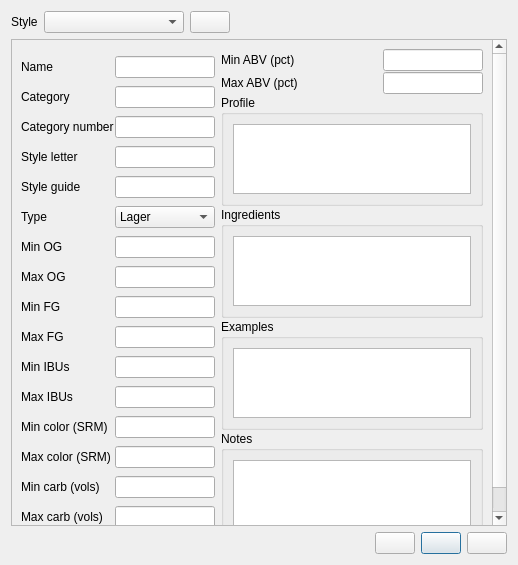
Brewtarget/brewtarget, file ui/styleEditor.ui: the form before one commit.
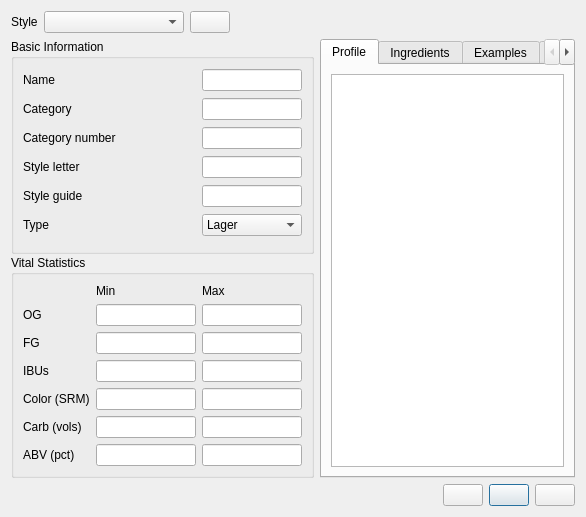
The form after the commit. Icons and pictures are not drawn.

Commit message: Compacted the style editor and recipe extras widgets.

The edit to the form file:
```diff
--- a/ui/styleEditor.ui
+++ b/ui/styleEditor.ui
@@ -6,10 +6,16 @@
    <rect>
     <x>0</x>
     <y>0</y>
-    <width>518</width>
-    <height>565</height>
+    <width>586</width>
+    <height>517</height>
    </rect>
   </property>
+  <property name="sizePolicy">
+   <sizepolicy hsizetype="Preferred" vsizetype="Minimum">
+    <horstretch>0</horstretch>
+    <verstretch>0</verstretch>
+   </sizepolicy>
+  </property>
   <property name="windowTitle">
    <string>Style Editor</string>
   </property>
@@ -69,21 +75,6 @@
     </layout>
    </item>
    <item>
-    <widget class="QScrollArea" name="scrollArea">
-     <property name="widgetResizable">
-      <bool>true</bool>
-     </property>
-     <widget class="QWidget" name="scrollAreaWidgetContents">
-      <property name="geometry">
-       <rect>
-        <x>0</x>
-        <y>0</y>
-        <width>486</width>
-        <height>503</height>
-       </rect>
-      </property>
-      <layout class="QVBoxLayout" name="verticalLayout_8">
-       <item>
         <layout class="QHBoxLayout" name="horizontalLayout_21">
          <item>
           <layout class="QVBoxLayout" name="verticalLayout_6">
@@ -91,8 +82,18 @@
             <number>1</number>
            </property>
            <item>
-            <layout class="QHBoxLayout" name="horizontalLayout_19">
-             <item>
+        <widget class="QGroupBox" name="groupBox_2">
+         <property name="sizePolicy">
+          <sizepolicy hsizetype="Preferred" vsizetype="Minimum">
+           <horstretch>0</horstretch>
+           <verstretch>0</verstretch>
+          </sizepolicy>
+         </property>
+         <property name="title">
+          <string>Basic Information</string>
+         </property>
+         <layout class="QGridLayout" name="gridLayout_2">
+          <item row="0" column="0">
               <widget class="QLabel" name="label_2">
                <property name="sizePolicy">
                 <sizepolicy hsizetype="Expanding" vsizetype="Preferred">
@@ -105,7 +106,7 @@
                </property>
               </widget>
              </item>
-             <item>
+          <item row="0" column="1">
               <widget class="QLineEdit" name="lineEdit_name">
                <property name="sizePolicy">
                 <sizepolicy hsizetype="Fixed" vsizetype="Fixed">
@@ -130,11 +131,7 @@
                </property>
               </widget>
              </item>
-            </layout>
-           </item>
-           <item>
-            <layout class="QHBoxLayout" name="horizontalLayout_18">
-             <item>
+          <item row="1" column="0">
               <widget class="QLabel" name="label_3">
                <property name="sizePolicy">
                 <sizepolicy hsizetype="Expanding" vsizetype="Preferred">
@@ -147,7 +144,7 @@
                </property>
               </widget>
              </item>
-             <item>
+          <item row="1" column="1">
               <widget class="QLineEdit" name="lineEdit_category">
                <property name="sizePolicy">
                 <sizepolicy hsizetype="Fixed" vsizetype="Fixed">
@@ -172,11 +169,7 @@
                </property>
               </widget>
              </item>
-            </layout>
-           </item>
-           <item>
-            <layout class="QHBoxLayout" name="horizontalLayout_17">
-             <item>
+          <item row="2" column="0">
               <widget class="QLabel" name="label_4">
                <property name="sizePolicy">
                 <sizepolicy hsizetype="Expanding" vsizetype="Preferred">
@@ -189,36 +182,7 @@
                </property>
               </widget>
              </item>
-             <item>
-              <widget class="QLineEdit" name="lineEdit_categoryNumber">
-               <property name="sizePolicy">
-                <sizepolicy hsizetype="Fixed" vsizetype="Fixed">
-                 <horstretch>100</horstretch>
-                 <verstretch>0</verstretch>
-                </sizepolicy>
-               </property>
-               <property name="minimumSize">
-                <size>
-                 <width>100</width>
-                 <height>0</height>
-                </size>
-               </property>
-               <property name="maximumSize">
-                <size>
-                 <width>100</width>
-                 <height>16777215</height>
-                </size>
-               </property>
-               <property name="toolTip">
-                <string>Category number</string>
-               </property>
-              </widget>
-             </item>
-            </layout>
-           </item>
-           <item>
-            <layout class="QHBoxLayout" name="horizontalLayout_16">
-             <item>
+          <item row="3" column="0">
               <widget class="QLabel" name="label_5">
                <property name="sizePolicy">
                 <sizepolicy hsizetype="Expanding" vsizetype="Preferred">
@@ -231,36 +195,7 @@
                </property>
               </widget>
              </item>
-             <item>
-              <widget class="QLineEdit" name="lineEdit_styleLetter">
-               <property name="sizePolicy">
-                <sizepolicy hsizetype="Fixed" vsizetype="Fixed">
-                 <horstretch>100</horstretch>
-                 <verstretch>0</verstretch>
-                </sizepolicy>
-               </property>
-               <property name="minimumSize">
-                <size>
-                 <width>100</width>
-                 <height>0</height>
-                </size>
-               </property>
-               <property name="maximumSize">
-                <size>
-                 <width>100</width>
-                 <height>16777215</height>
-                </size>
-               </property>
-               <property name="toolTip">
-                <string>Style letter</string>
-               </property>
-              </widget>
-             </item>
-            </layout>
-           </item>
-           <item>
-            <layout class="QHBoxLayout" name="horizontalLayout_15">
-             <item>
+          <item row="4" column="0">
               <widget class="QLabel" name="label_6">
                <property name="sizePolicy">
                 <sizepolicy hsizetype="Expanding" vsizetype="Preferred">
@@ -273,36 +208,7 @@
                </property>
               </widget>
              </item>
-             <item>
-              <widget class="QLineEdit" name="lineEdit_styleGuide">
-               <property name="sizePolicy">
-                <sizepolicy hsizetype="Fixed" vsizetype="Fixed">
-                 <horstretch>100</horstretch>
-                 <verstretch>0</verstretch>
-                </sizepolicy>
-               </property>
-               <property name="minimumSize">
-                <size>
-                 <width>100</width>
-                 <height>0</height>
-                </size>
-               </property>
-               <property name="maximumSize">
-                <size>
-                 <width>100</width>
-                 <height>16777215</height>
-                </size>
-               </property>
-               <property name="toolTip">
-                <string>Style guide</string>
-               </property>
-              </widget>
-             </item>
-            </layout>
-           </item>
-           <item>
-            <layout class="QHBoxLayout" name="horizontalLayout_14">
-             <item>
+          <item row="5" column="0">
               <widget class="QLabel" name="label_7">
                <property name="sizePolicy">
                 <sizepolicy hsizetype="Expanding" vsizetype="Preferred">
@@ -315,7 +221,82 @@
                </property>
               </widget>
              </item>
-             <item>
+          <item row="2" column="1">
+           <widget class="QLineEdit" name="lineEdit_categoryNumber">
+            <property name="sizePolicy">
+             <sizepolicy hsizetype="Fixed" vsizetype="Fixed">
+              <horstretch>100</horstretch>
+              <verstretch>0</verstretch>
+             </sizepolicy>
+            </property>
+            <property name="minimumSize">
+             <size>
+              <width>100</width>
+              <height>0</height>
+             </size>
+            </property>
+            <property name="maximumSize">
+             <size>
+              <width>100</width>
+              <height>16777215</height>
+             </size>
+            </property>
+            <property name="toolTip">
+             <string>Category number</string>
+            </property>
+           </widget>
+          </item>
+          <item row="3" column="1">
+           <widget class="QLineEdit" name="lineEdit_styleLetter">
+            <property name="sizePolicy">
+             <sizepolicy hsizetype="Fixed" vsizetype="Fixed">
+              <horstretch>100</horstretch>
+              <verstretch>0</verstretch>
+             </sizepolicy>
+            </property>
+            <property name="minimumSize">
+             <size>
+              <width>100</width>
+              <height>0</height>
+             </size>
+            </property>
+            <property name="maximumSize">
+             <size>
+              <width>100</width>
+              <height>16777215</height>
+             </size>
+            </property>
+            <property name="toolTip">
+             <string>Style letter</string>
+            </property>
+           </widget>
+          </item>
+          <item row="4" column="1">
+           <widget class="QLineEdit" name="lineEdit_styleGuide">
+            <property name="sizePolicy">
+             <sizepolicy hsizetype="Fixed" vsizetype="Fixed">
+              <horstretch>100</horstretch>
+              <verstretch>0</verstretch>
+             </sizepolicy>
+            </property>
+            <property name="minimumSize">
+             <size>
+              <width>100</width>
+              <height>0</height>
+             </size>
+            </property>
+            <property name="maximumSize">
+             <size>
+              <width>100</width>
+              <height>16777215</height>
+             </size>
+            </property>
+            <property name="toolTip">
+             <string>Style guide</string>
+            </property>
+           </widget>
+          </item>
+          <item row="5" column="1">
               <widget class="QComboBox" name="comboBox_type">
                <property name="sizePolicy">
                 <sizepolicy hsizetype="Fixed" vsizetype="Fixed">
@@ -371,23 +352,42 @@
               </widget>
              </item>
             </layout>
+        </widget>
            </item>
            <item>
-            <layout class="QHBoxLayout" name="horizontalLayout_13">
-             <item>
-              <widget class="QLabel" name="label_8">
+        <widget class="QGroupBox" name="groupBox">
                <property name="sizePolicy">
-                <sizepolicy hsizetype="Expanding" vsizetype="Preferred">
+          <sizepolicy hsizetype="Preferred" vsizetype="Minimum">
                  <horstretch>0</horstretch>
                  <verstretch>0</verstretch>
                 </sizepolicy>
                </property>
+         <property name="title">
+          <string>Vital Statistics</string>
+         </property>
+         <layout class="QGridLayout" name="gridLayout">
+          <item row="0" column="2">
+           <widget class="QLabel" name="label_22">
                <property name="text">
-                <string>Min OG</string>
+             <string>Max</string>
                </property>
               </widget>
              </item>
-             <item>
+          <item row="0" column="1">
+           <widget class="QLabel" name="label_21">
+            <property name="text">
+             <string>Min</string>
+            </property>
+           </widget>
+          </item>
+          <item row="1" column="0">
+           <widget class="QLabel" name="label_23">
+            <property name="text">
+             <string>OG</string>
+            </property>
+           </widget>
+          </item>
+          <item row="1" column="1">
               <widget class="QLineEdit" name="lineEdit_ogMin">
                <property name="sizePolicy">
                 <sizepolicy hsizetype="Fixed" vsizetype="Fixed">
@@ -409,24 +409,7 @@
                </property>
               </widget>
              </item>
-            </layout>
-           </item>
-           <item>
-            <layout class="QHBoxLayout" name="horizontalLayout_12">
-             <item>
-              <widget class="QLabel" name="label_9">
-               <property name="sizePolicy">
-                <sizepolicy hsizetype="Expanding" vsizetype="Preferred">
-                 <horstretch>0</horstretch>
-                 <verstretch>0</verstretch>
-                </sizepolicy>
-               </property>
-               <property name="text">
-                <string>Max OG</string>
-               </property>
-              </widget>
-             </item>
-             <item>
+          <item row="1" column="2">
               <widget class="QLineEdit" name="lineEdit_ogMax">
                <property name="sizePolicy">
                 <sizepolicy hsizetype="Fixed" vsizetype="Fixed">
@@ -448,24 +431,14 @@
                </property>
               </widget>
              </item>
-            </layout>
-           </item>
-           <item>
-            <layout class="QHBoxLayout" name="horizontalLayout_11">
-             <item>
-              <widget class="QLabel" name="label_10">
-               <property name="sizePolicy">
-                <sizepolicy hsizetype="Expanding" vsizetype="Preferred">
-                 <horstretch>0</horstretch>
-                 <verstretch>0</verstretch>
-                </sizepolicy>
-               </property>
+          <item row="2" column="0">
+           <widget class="QLabel" name="label_8">
                <property name="text">
-                <string>Min FG</string>
+             <string>FG</string>
                </property>
               </widget>
              </item>
-             <item>
+          <item row="2" column="1">
               <widget class="QLineEdit" name="lineEdit_fgMin">
                <property name="sizePolicy">
                 <sizepolicy hsizetype="Fixed" vsizetype="Fixed">
@@ -487,24 +460,7 @@
                </property>
               </widget>
              </item>
-            </layout>
-           </item>
-           <item>
-            <layout class="QHBoxLayout" name="horizontalLayout_10">
-             <item>
-              <widget class="QLabel" name="label_11">
-               <property name="sizePolicy">
-                <sizepolicy hsizetype="Expanding" vsizetype="Preferred">
-                 <horstretch>0</horstretch>
-                 <verstretch>0</verstretch>
-                </sizepolicy>
-               </property>
-               <property name="text">
-                <string>Max FG</string>
-               </property>
-              </widget>
-             </item>
-             <item>
+          <item row="2" column="2">
               <widget class="QLineEdit" name="lineEdit_fgMax">
                <property name="sizePolicy">
                 <sizepolicy hsizetype="Fixed" vsizetype="Fixed">
@@ -526,24 +482,14 @@
                </property>
               </widget>
              </item>
-            </layout>
-           </item>
-           <item>
-            <layout class="QHBoxLayout" name="horizontalLayout_9">
-             <item>
-              <widget class="QLabel" name="label_12">
-               <property name="sizePolicy">
-                <sizepolicy hsizetype="Expanding" vsizetype="Preferred">
-                 <horstretch>0</horstretch>
-                 <verstretch>0</verstretch>
-                </sizepolicy>
-               </property>
+          <item row="3" column="0">
+           <widget class="QLabel" name="label_9">
                <property name="text">
-                <string>Min IBUs</string>
+             <string>IBUs</string>
                </property>
               </widget>
              </item>
-             <item>
+          <item row="3" column="1">
               <widget class="QLineEdit" name="lineEdit_ibuMin">
                <property name="sizePolicy">
                 <sizepolicy hsizetype="Fixed" vsizetype="Fixed">
@@ -565,24 +511,7 @@
                </property>
               </widget>
              </item>
-            </layout>
-           </item>
-           <item>
-            <layout class="QHBoxLayout" name="horizontalLayout_8">
-             <item>
-              <widget class="QLabel" name="label_13">
-               <property name="sizePolicy">
-                <sizepolicy hsizetype="Expanding" vsizetype="Preferred">
-                 <horstretch>0</horstretch>
-                 <verstretch>0</verstretch>
-                </sizepolicy>
-               </property>
-               <property name="text">
-                <string>Max IBUs</string>
-               </property>
-              </widget>
-             </item>
-             <item>
+          <item row="3" column="2">
               <widget class="QLineEdit" name="lineEdit_ibuMax">
                <property name="sizePolicy">
                 <sizepolicy hsizetype="Fixed" vsizetype="Fixed">
@@ -604,24 +533,14 @@
                </property>
               </widget>
              </item>
-            </layout>
-           </item>
-           <item>
-            <layout class="QHBoxLayout" name="horizontalLayout_7">
-             <item>
-              <widget class="QLabel" name="label_14">
-               <property name="sizePolicy">
-                <sizepolicy hsizetype="Expanding" vsizetype="Preferred">
-                 <horstretch>0</horstretch>
-                 <verstretch>0</verstretch>
-                </sizepolicy>
-               </property>
+          <item row="4" column="0">
+           <widget class="QLabel" name="label_10">
                <property name="text">
-                <string>Min color (SRM)</string>
+             <string>Color (SRM)</string>
                </property>
               </widget>
              </item>
-             <item>
+          <item row="4" column="1">
               <widget class="QLineEdit" name="lineEdit_colorMin">
                <property name="sizePolicy">
                 <sizepolicy hsizetype="Fixed" vsizetype="Fixed">
@@ -643,24 +562,7 @@
                </property>
               </widget>
              </item>
-            </layout>
-           </item>
-           <item>
-            <layout class="QHBoxLayout" name="horizontalLayout_6">
-             <item>
-              <widget class="QLabel" name="label_15">
-               <property name="sizePolicy">
-                <sizepolicy hsizetype="Expanding" vsizetype="Preferred">
-                 <horstretch>0</horstretch>
-                 <verstretch>0</verstretch>
-                </sizepolicy>
-               </property>
-               <property name="text">
-                <string>Max color (SRM)</string>
-               </property>
-              </widget>
-             </item>
-             <item>
+          <item row="4" column="2">
               <widget class="QLineEdit" name="lineEdit_colorMax">
                <property name="sizePolicy">
                 <sizepolicy hsizetype="Fixed" vsizetype="Fixed">
@@ -682,24 +584,14 @@
                </property>
               </widget>
              </item>
-            </layout>
-           </item>
-           <item>
-            <layout class="QHBoxLayout" name="horizontalLayout_5">
-             <item>
-              <widget class="QLabel" name="label_16">
-               <property name="sizePolicy">
-                <sizepolicy hsizetype="Expanding" vsizetype="Preferred">
-                 <horstretch>0</horstretch>
-                 <verstretch>0</verstretch>
-                </sizepolicy>
-               </property>
+          <item row="5" column="0">
+           <widget class="QLabel" name="label_11">
                <property name="text">
-                <string>Min carb (vols)</string>
+             <string>Carb (vols)</string>
                </property>
               </widget>
              </item>
-             <item>
+          <item row="5" column="1">
               <widget class="QLineEdit" name="lineEdit_carbMin">
                <property name="sizePolicy">
                 <sizepolicy hsizetype="Fixed" vsizetype="Fixed">
@@ -721,24 +613,7 @@
                </property>
               </widget>
              </item>
-            </layout>
-           </item>
-           <item>
-            <layout class="QHBoxLayout" name="horizontalLayout_4">
-             <item>
-              <widget class="QLabel" name="label_17">
-               <property name="sizePolicy">
-                <sizepolicy hsizetype="Expanding" vsizetype="Preferred">
-                 <horstretch>0</horstretch>
-                 <verstretch>0</verstretch>
-                </sizepolicy>
-               </property>
-               <property name="text">
-                <string>Max carb (vols)</string>
-               </property>
-              </widget>
-             </item>
-             <item>
+          <item row="5" column="2">
               <widget class="QLineEdit" name="lineEdit_carbMax">
                <property name="sizePolicy">
                 <sizepolicy hsizetype="Fixed" vsizetype="Fixed">
@@ -760,31 +635,14 @@
                </property>
               </widget>
              </item>
-            </layout>
-           </item>
-          </layout>
-         </item>
-         <item>
-          <layout class="QVBoxLayout" name="verticalLayout_5">
-           <property name="spacing">
-            <number>1</number>
-           </property>
-           <item>
-            <layout class="QHBoxLayout" name="horizontalLayout_3">
-             <item>
-              <widget class="QLabel" name="label_18">
-               <property name="sizePolicy">
-                <sizepolicy hsizetype="Expanding" vsizetype="Preferred">
-                 <horstretch>0</horstretch>
-                 <verstretch>0</verstretch>
-                </sizepolicy>
-               </property>
+          <item row="6" column="0">
+           <widget class="QLabel" name="label_12">
                <property name="text">
-                <string>Min ABV (pct)</string>
+             <string>ABV (pct)</string>
                </property>
               </widget>
              </item>
-             <item>
+          <item row="6" column="1">
               <widget class="QLineEdit" name="lineEdit_abvMin">
                <property name="sizePolicy">
                 <sizepolicy hsizetype="Fixed" vsizetype="Fixed">
@@ -806,24 +664,7 @@
                </property>
               </widget>
              </item>
-            </layout>
-           </item>
-           <item>
-            <layout class="QHBoxLayout" name="horizontalLayout_2">
-             <item>
-              <widget class="QLabel" name="label_19">
-               <property name="sizePolicy">
-                <sizepolicy hsizetype="Expanding" vsizetype="Preferred">
-                 <horstretch>0</horstretch>
-                 <verstretch>0</verstretch>
-                </sizepolicy>
-               </property>
-               <property name="text">
-                <string>Max ABV (pct)</string>
-               </property>
-              </widget>
-             </item>
-             <item>
+          <item row="6" column="2">
               <widget class="QLineEdit" name="lineEdit_abvMax">
                <property name="sizePolicy">
                 <sizepolicy hsizetype="Fixed" vsizetype="Fixed">
@@ -846,21 +687,55 @@
               </widget>
              </item>
             </layout>
+        </widget>
            </item>
            <item>
-            <widget class="QGroupBox" name="groupBox_2">
-             <property name="maximumSize">
+        <spacer name="verticalSpacer">
+         <property name="orientation">
+          <enum>Qt::Vertical</enum>
+         </property>
+         <property name="sizeType">
+          <enum>QSizePolicy::Minimum</enum>
+         </property>
+         <property name="sizeHint" stdset="0">
               <size>
-               <width>16777215</width>
-               <height>120</height>
-              </size>
-             </property>
-             <property name="title">
+           <width>20</width>
+           <height>0</height>
+          </size>
+         </property>
+        </spacer>
+       </item>
+      </layout>
+     </item>
+     <item>
+      <layout class="QVBoxLayout" name="verticalLayout_5">
+       <property name="spacing">
+        <number>1</number>
+       </property>
+       <item>
+        <widget class="QTabWidget" name="tabWidget">
+         <property name="sizePolicy">
+          <sizepolicy hsizetype="Expanding" vsizetype="MinimumExpanding">
+           <horstretch>0</horstretch>
+           <verstretch>0</verstretch>
+          </sizepolicy>
+         </property>
+         <property name="currentIndex">
+          <number>0</number>
+         </property>
+         <widget class="QWidget" name="tab">
+          <attribute name="title">
               <string>Profile</string>
-             </property>
-             <layout class="QVBoxLayout" name="verticalLayout_2">
+          </attribute>
+          <layout class="QVBoxLayout" name="verticalLayout_9">
               <item>
                <widget class="QTextEdit" name="textEdit_profile">
+             <property name="sizePolicy">
+              <sizepolicy hsizetype="Expanding" vsizetype="MinimumExpanding">
+               <horstretch>0</horstretch>
+               <verstretch>0</verstretch>
+              </sizepolicy>
+             </property>
                 <property name="maximumSize">
                  <size>
                   <width>16777215</width>
@@ -871,68 +746,55 @@
               </item>
              </layout>
             </widget>
-           </item>
-           <item>
-            <widget class="QGroupBox" name="groupBox_3">
-             <property name="maximumSize">
-              <size>
-               <width>16777215</width>
-               <height>120</height>
-              </size>
-             </property>
-             <property name="title">
+         <widget class="QWidget" name="tab_2">
+          <attribute name="title">
               <string>Ingredients</string>
-             </property>
-             <layout class="QVBoxLayout" name="verticalLayout_3">
+          </attribute>
+          <layout class="QVBoxLayout" name="verticalLayout_10">
               <item>
-               <widget class="QTextEdit" name="textEdit_ingredients"/>
+            <widget class="QTextEdit" name="textEdit_ingredients">
+             <property name="sizePolicy">
+              <sizepolicy hsizetype="Expanding" vsizetype="MinimumExpanding">
+               <horstretch>0</horstretch>
+               <verstretch>0</verstretch>
+              </sizepolicy>
+             </property>
+            </widget>
               </item>
              </layout>
             </widget>
-           </item>
-           <item>
-            <widget class="QGroupBox" name="groupBox_4">
-             <property name="maximumSize">
-              <size>
-               <width>16777215</width>
-               <height>120</height>
-              </size>
-             </property>
-             <property name="title">
+         <widget class="QWidget" name="tab_3">
+          <attribute name="title">
               <string>Examples</string>
-             </property>
-             <layout class="QVBoxLayout" name="verticalLayout_4">
+          </attribute>
+          <layout class="QVBoxLayout" name="verticalLayout_11">
               <item>
-               <widget class="QTextEdit" name="textEdit_examples"/>
+            <widget class="QTextEdit" name="textEdit_examples">
+             <property name="sizePolicy">
+              <sizepolicy hsizetype="Expanding" vsizetype="MinimumExpanding">
+               <horstretch>0</horstretch>
+               <verstretch>0</verstretch>
+              </sizepolicy>
+             </property>
+            </widget>
               </item>
              </layout>
             </widget>
-           </item>
-           <item>
-            <widget class="QGroupBox" name="groupBox">
-             <property name="maximumSize">
-              <size>
-               <width>16777215</width>
-               <height>120</height>
-              </size>
-             </property>
-             <property name="title">
+         <widget class="QWidget" name="tab_4">
+          <attribute name="title">
               <string>Notes</string>
-             </property>
-             <layout class="QVBoxLayout" name="verticalLayout">
+          </attribute>
+          <layout class="QVBoxLayout" name="verticalLayout_12">
               <item>
                <widget class="QTextEdit" name="textEdit_notes"/>
               </item>
              </layout>
             </widget>
+        </widget>
            </item>
           </layout>
          </item>
         </layout>
-       </item>
-      </layout>
-     </widget>
-    </widget>
    </item>
    <item>
     <layout class="QHBoxLayout" name="horizontalLayout_20">
```
Lines whose indentation alone changed are shown as unchanged. The commit also changes 2 other files.
